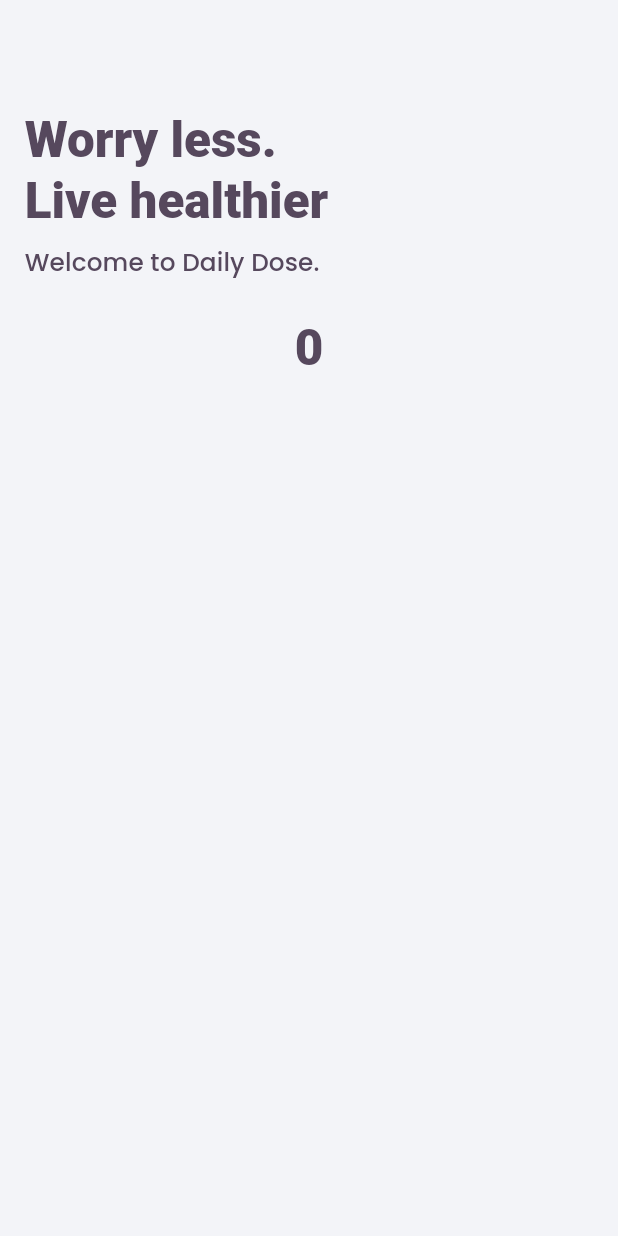
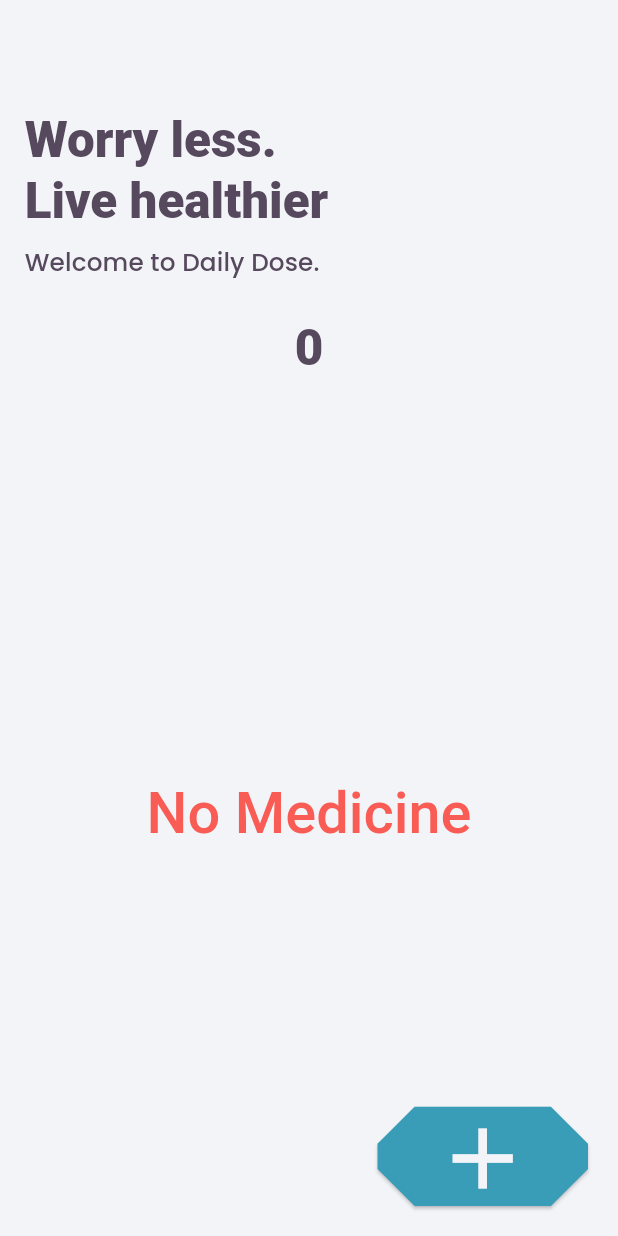
Before and after one commit to BeeCoder-Git/Medi_Minder_App, a Flutter app: the screen it shows after launch, on a phone screen of 412 x 824 dp. Run offline on Flutter 3.47's test engine with Material 3 defaults, Android fonts, the light colour scheme and no system bars; our stand-ins replace google_fonts, sizer.

Commit message:
Project added to git

```diff
--- a/lib/main.dart
+++ b/lib/main.dart
@@ -26,9 +26,14 @@
             elevation: 0,
           ),
           textTheme: TextTheme(
-            headlineLarge: GoogleFonts.aBeeZee(
+            headlineMedium: TextStyle(
+              fontSize: 28.sp,
+              color: kSecondaryColor,
+              fontWeight: FontWeight.w500,
+            ),
+            headlineLarge: TextStyle(
               fontSize: 24.sp,
-              fontWeight: FontWeight.w900,
+              fontWeight: FontWeight.w800,
               color: kTextColor,
             ),
             titleSmall: GoogleFonts.poppins(
--- a/lib/pages/home_page.dart
+++ b/lib/pages/home_page.dart
@@ -1,4 +1,5 @@
 import 'package:flutter/material.dart';
+import 'package:medicine_reminder/constants.dart';
 import 'package:sizer/sizer.dart';
 
 class HomePage extends StatelessWidget {
@@ -12,8 +13,34 @@
         padding: EdgeInsets.all(2.h),
         child: Column(
           children: [
-            TopContainer(),
+            const TopContainer(),
+            SizedBox(
+              height: 2.h,
+            ),
+            Flexible(
+              child: BottomContainer(),
+            ),
           ],
+        ),
+      ),
+      floatingActionButton: InkResponse(
+        onTap: () {
+          // Go to new entry page
+        },
+        child: SizedBox(
+          width: 18.h,
+          height: 9.h,
+          child: Card(
+            color: kPrimaryColor,
+            shape: BeveledRectangleBorder(
+              borderRadius: BorderRadius.circular(3.h),
+            ),
+            child: Icon(
+              Icons.add_outlined,
+              color: kScaffoldColor,
+              size: 50.sp,
+            ),
+          ),
         ),
       ),
     );
@@ -66,3 +93,18 @@
     );
   }
 }
+
+class BottomContainer extends StatelessWidget {
+  const BottomContainer({Key? key}) : super(key: key);
+
+  @override
+  Widget build(BuildContext context) {
+    return Center(
+      child: Text(
+        'No Medicine',
+        textAlign: TextAlign.center,
+        style: Theme.of(context).textTheme.headlineMedium,
+      ),
+    );
+  }
+}
```
